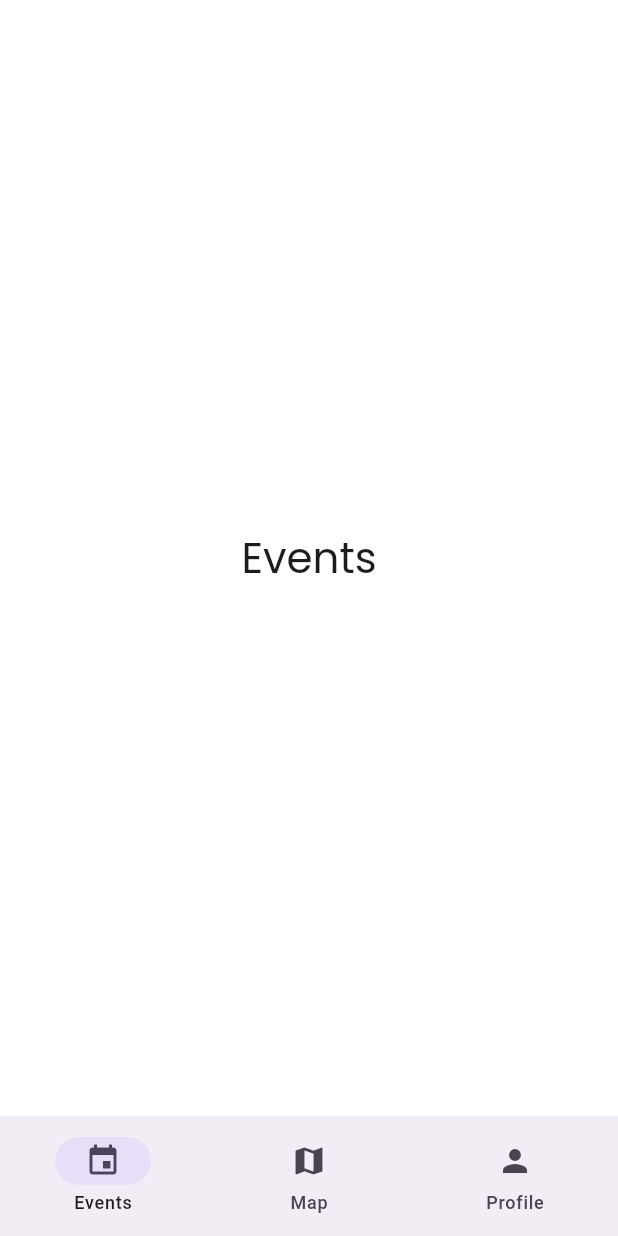
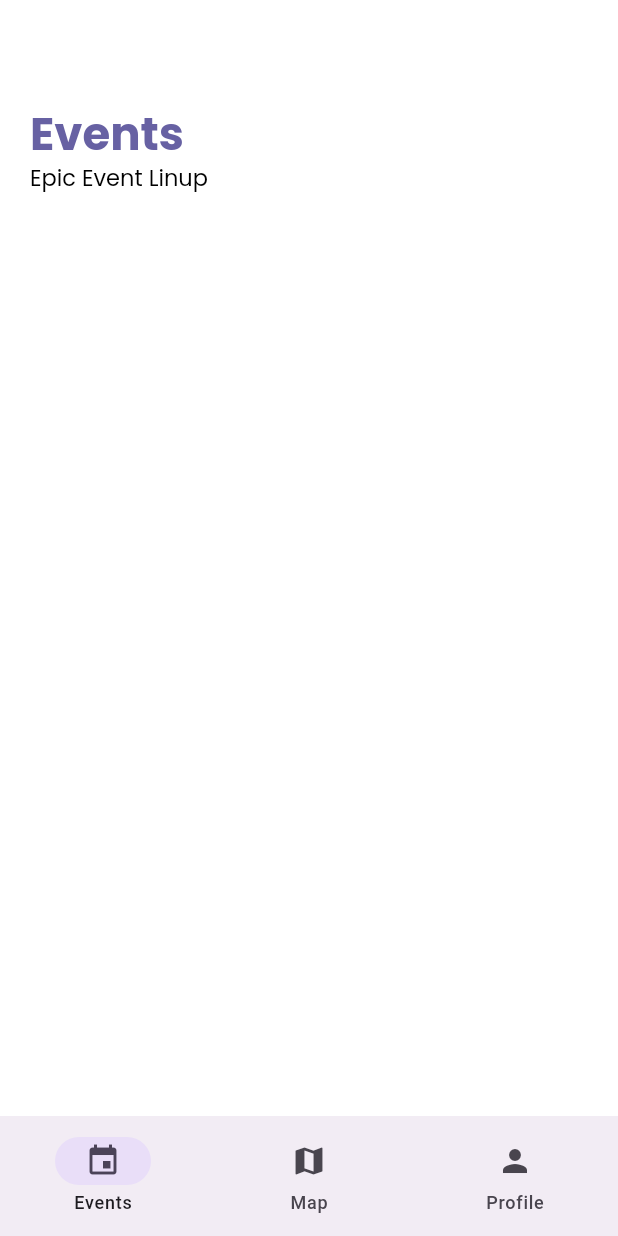
Before and after one commit to ieeelink/yess-app24, a Flutter app: the screen it shows after launch, on a phone screen of 412 x 824 dp. Run offline on Flutter 3.47's test engine with Material 3 defaults, Android fonts, the phone set to English and light mode, and no system bars.

Commit message:
map, event, profile edited

```diff
--- a/lib/mapeventprofile.dart
+++ b/lib/bottomnavigation.dart
@@ -38,10 +38,11 @@ class MainNavigationPage extends StatefulWidget {
 class _MainNavigationPageState extends State<MainNavigationPage> {
   int currentPageIndex = 0;
 
+  // Adjusted the order of pages here
   final List<Widget> pages = [
-    const EventsPage(),
-    const MapPage(),
-    const ProfilePage(),
+    const MapPage(), // Map Page as the first page
+    const EventsPage(), // Events Page as the second page
+    const ProfilePage(), // Profile Page as the third page
   ];
 
   @override
@@ -57,36 +58,18 @@ class _MainNavigationPageState extends State<MainNavigationPage> {
         selectedIndex: currentPageIndex,
         destinations: const <Widget>[
           NavigationDestination(
-            icon: Icon(Icons.event),
+            icon: Icon(Icons.map), // Updated to reflect the Map Page
+            label: 'Map',
+          ),
+          NavigationDestination(
+            icon: Icon(Icons.event), // Updated to reflect the Events Page
             label: 'Events',
           ),
           NavigationDestination(
-            icon: Icon(Icons.map),
-            label: 'Map',
-          ),
-          NavigationDestination(
-            icon: Icon(Icons.person),
+            icon: Icon(Icons.person), // Updated to reflect the Profile Page
             label: 'Profile',
           ),
         ],
-      ),
-    );
-  }
-}
-
-class EventsPage extends StatelessWidget {
-  const EventsPage({super.key});
-
-  @override
-  Widget build(BuildContext context) {
-    return Container(
-      padding: const EdgeInsets.all(20),
-      color: Colors.white,
-      child: Center(
-        child: Text(
-          'Events Page',
-          style: Theme.of(context).textTheme.headlineMedium,
-        ),
       ),
     );
   }
@@ -123,6 +106,24 @@ class MapPage extends StatelessWidget {
   }
 }
 
+class EventsPage extends StatelessWidget {
+  const EventsPage({super.key});
+
+  @override
+  Widget build(BuildContext context) {
+    return Container(
+      padding: const EdgeInsets.all(20),
+      color: Colors.white,
+      child: Center(
+        child: Text(
+          'Events Page',
+          style: Theme.of(context).textTheme.headlineMedium,
+        ),
+      ),
+    );
+  }
+}
+
 class ProfilePage extends StatelessWidget {
   const ProfilePage({super.key});
 
--- a/lib/events.dart
+++ b/lib/events.dart
@@ -8,15 +8,36 @@ class EventsPage extends StatelessWidget {
     return Container(
         padding: const EdgeInsets.all(20),
         color: Colors.white,
-      child: Center(
+        child: Column(
+          children: [
+            const SizedBox(height: 50),
+            Container(
+              width: MediaQuery.of(context).size.width,
               child: Text(
                 'Events',
+                textAlign: TextAlign.left,
                 style: Theme.of(context).textTheme.headlineMedium?.copyWith(
+                      color: Color(0xFF6761A3),
+                      fontSize: 30,
                       fontFamily: 'Poppins',
-                fontWeight: FontWeight.w400, // Regular weight
+                      fontWeight: FontWeight.bold,
                     ),
               ),
             ),
-    );
+            Container(
+              width: MediaQuery.of(context).size.width,
+              child: Text(
+                'Epic Event Linup',
+                textAlign: TextAlign.left,
+                style: Theme.of(context).textTheme.headlineMedium?.copyWith(
+                      color: Colors.black,
+                      fontSize: 15,
+                      fontFamily: 'Poppins',
+                    ),
+              ),
+            ),
+            const SizedBox(height: 50),
+          ],
+        ));
   }
 }
--- a/lib/login.dart
+++ b/lib/login.dart
@@ -1,4 +1,5 @@
 import 'package:flutter/material.dart';
+import 'package:yess_app/navigation.dart';
 import 'map.dart';
 
 class LoginScreen extends StatefulWidget {
@@ -101,7 +102,7 @@ class _LoginScreenState extends State<LoginScreen>
                             Navigator.push(
                                 context,
                                 MaterialPageRoute(
-                                  builder: (context) => MapPage(),
+                                  builder: (context) => MainNavigationPage(),
                                 ));
                           },
                           child: const Text(
```
Also changed, not shown: lib/profile.dart (+6 -2 lines). Lines whose indentation alone changed are shown as unchanged.
